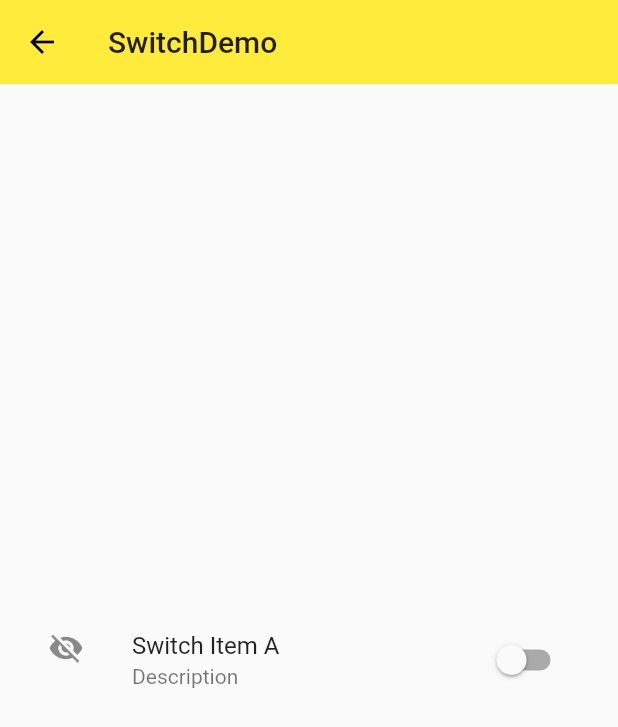
After one commit to 13666028317/ninghao_flutter, a Flutter app: the SwitchDemo screen opened directly, after a tap on "Switch Item A", on a phone screen of 412 x 824 dp. The commit adds this screen. Shown: the top 727 px of the screen. Run offline on Flutter 3.47's test engine with Material 2 defaults, Android fonts, the phone set to English and light mode, and no system bars.

Commit message:
switchDemo

```diff
--- a/lib/pages/material_compontent.dart
+++ b/lib/pages/material_compontent.dart
@@ -3,6 +3,7 @@ import './popup_menu_button_demo.dart';
 import './form_demo.dart';
 import './basic_check_demo.dart';
 import './radio_demo.dart';
+import './switch_demo.dart';
 class MaterialCompontents extends StatefulWidget {
   MaterialCompontents({Key key}) : super(key: key);
 
@@ -27,6 +28,7 @@ class _MaterialCompontentsState extends State<MaterialCompontents> {
             ListItem(title: 'formDemo', page: FormDemo()),
             ListItem(title: 'checkBox', page: CheckBoxDemo()),
             ListItem(title: 'radioDemo', page: RadioDemo()),
+            ListItem(title: 'switchDemo', page: SwitchDemo()),
           ],
         ),
       ),
--- /dev/null
+++ b/lib/pages/switch_demo.dart
@@ -0,0 +1,54 @@
+import 'package:flutter/material.dart';
+
+class SwitchDemo extends StatefulWidget {
+  SwitchDemo({Key key}) : super(key: key);
+
+  @override
+  _SwitchDemoState createState() => _SwitchDemoState();
+}
+
+class _SwitchDemoState extends State<SwitchDemo> {
+  bool _switchItemA = true;
+
+  void _switchItemAction(value) {
+    setState(() {
+      _switchItemA = value;
+    });
+  }
+
+  @override
+  Widget build(BuildContext context) {
+    return Container(
+      child: Scaffold(
+        appBar: AppBar(
+          title: Text('SwitchDemo'),
+          elevation: 0.0,
+        ),
+        body: Container(
+          padding: EdgeInsets.all(16.0),
+          child: Column(
+            mainAxisAlignment: MainAxisAlignment.center,
+            children: <Widget>[
+              SwitchListTile(
+                  value: _switchItemA,
+                  onChanged: _switchItemAction,
+                  title: Text('Switch Item A'),
+                  subtitle: Text('Description'),
+                  secondary: Icon(_switchItemA ? Icons.visibility : Icons.visibility_off),
+                  selected: _switchItemA,
+                ),
+
+              // Text(_switchItemA ? '😆' : '😿', style: TextStyle(fontSize: 32.0)),
+              // Row(
+              //   mainAxisAlignment: MainAxisAlignment.center,
+              //   children: <Widget>[
+              //     Switch(value: _switchItemA, onChanged: _switchItemAction)
+              //   ],
+              // ),
+            ],
+          ),
+        ),
+      ),
+    );
+  }
+}
```
